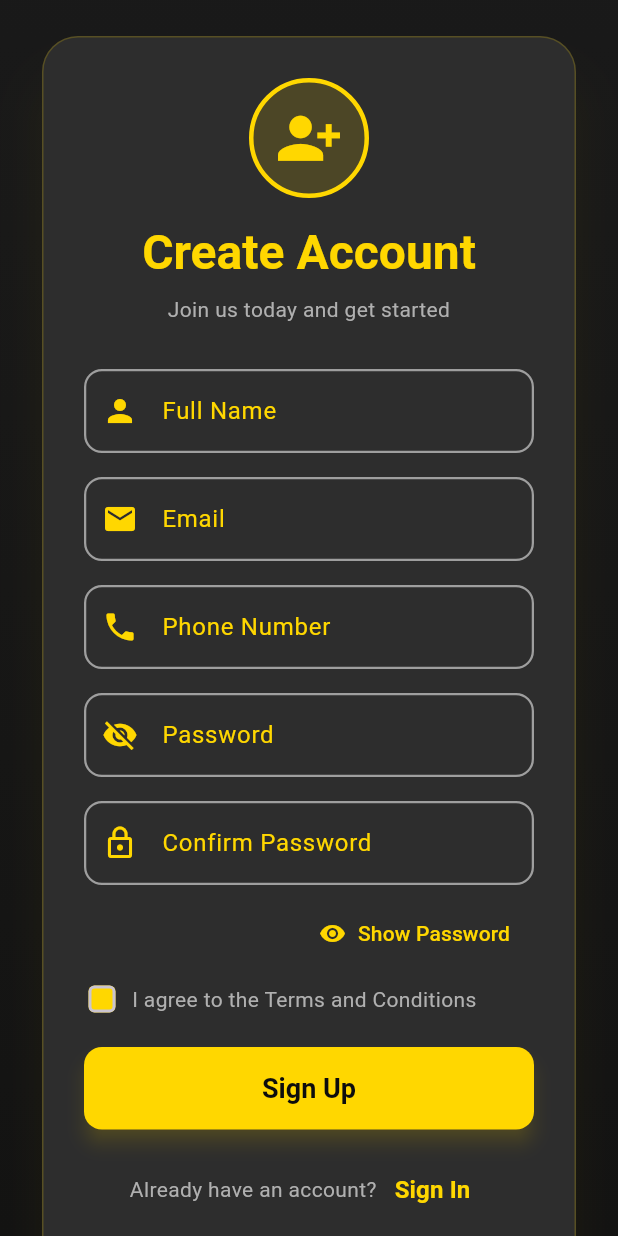
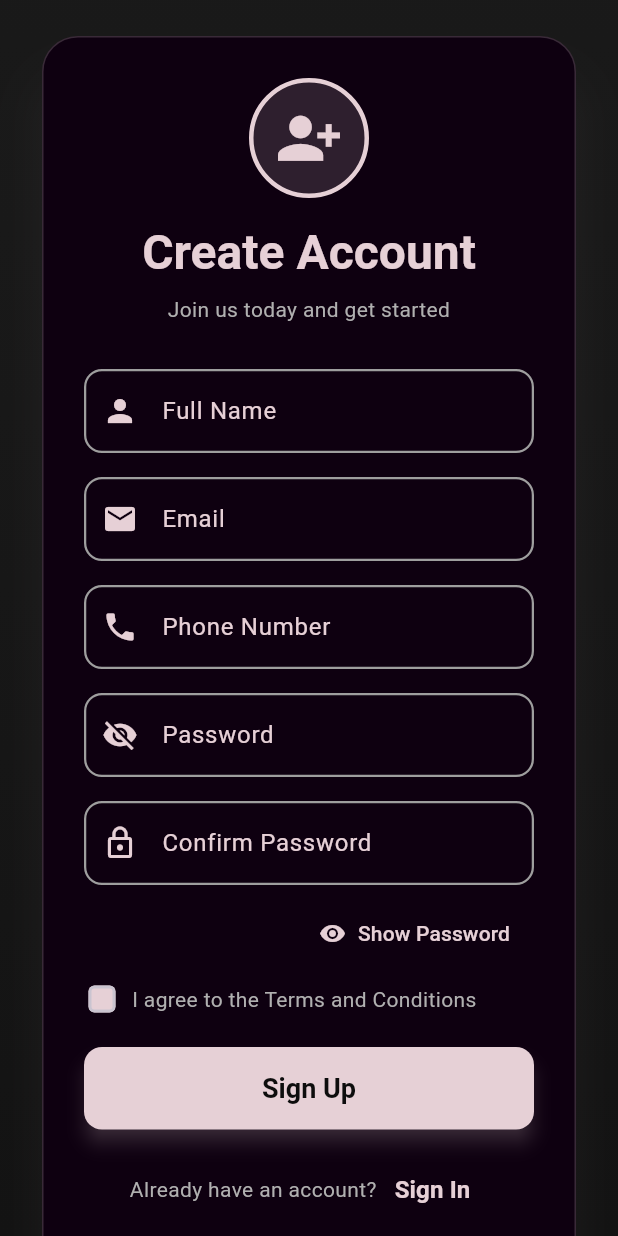
Before and after one commit to Amirhossein-hajjary/Ap_project_101, a Flutter app: the screen it shows after launch, on a phone screen of 412 x 824 dp. Run offline on Flutter 3.47's test engine with Material 3 defaults, Android fonts, the phone set to English and light mode, and no system bars; network calls fail.

Commit message:
reg page

```diff
--- a/lib/themes/app_theme.dart
+++ b/lib/themes/app_theme.dart
@@ -2,10 +2,10 @@ import 'package:flutter/material.dart';
 
 class AppTheme {
   static const Color blackColor = Color(0xFF1A1A1A);
-  static const Color blackLight = Color(0xFF2D2D2D);
+  static const Color blackLight = Color(0xFF0E0010);
   static const Color blackDark = Color(0xFF0D0D0D);
-  static const Color goldColor = Color(0xFFFFD700);
-  static const Color goldLight = Color(0xFFFFF176);
+  static const Color goldColor = Color(0xFFE6D0D6);
+  static const Color goldLight = Color(0xFFA518CC);
   static const Color goldDark = Color(0xFFF9A825);
   static const Color backgroundColor = Color(0xFF121212);
   static const Color white = Color(0xFFFFFFFF);
```
